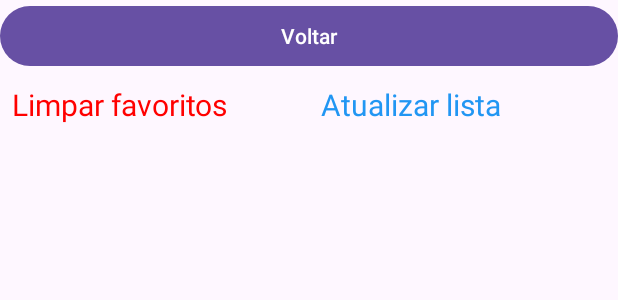
After one commit to gustavodias24/AppFit, an Android app: the layout activity_rotina.xml on its own in the app's theme, with its tools: preview values and no code run, on a phone screen of 412 x 824 dp. The commit adds this screen. Shown: the top 300 px of the screen. Run offline under Robolectric (Android 15) with nearby library versions, the phone set to English and light mode, and no system bars.

Commit message:
Criaçao de ActivityExercicio e ActivityRotina

```diff
--- a/app/src/main/java/benicio/soluces/appfit/MainActivity.java
+++ b/app/src/main/java/benicio/soluces/appfit/MainActivity.java
@@ -35,7 +35,7 @@ public class MainActivity extends AppCompatActivity {
                 if ( senha.trim().equals("1234")){
                     editor.putString("nome", nomeUsuario).apply();
                     Toast.makeText(this, "Login concedido!", Toast.LENGTH_SHORT).show();
-                    startActivity(new Intent(getApplicationContext(), HomeActivity.class));
+                    startActivity(new Intent(getApplicationContext(), ExerciciosActivity.class));
                 }else{
                     Toast.makeText(this, "Senha errada", Toast.LENGTH_SHORT).show();
                 }
--- /dev/null
+++ b/app/src/main/res/layout/activity_rotina.xml
@@ -0,0 +1,48 @@
+<?xml version="1.0" encoding="utf-8"?>
+<LinearLayout
+    android:orientation="vertical"
+    xmlns:android="http://schemas.android.com/apk/res/android"
+    xmlns:tools="http://schemas.android.com/tools"
+    android:layout_width="match_parent"
+    android:layout_height="match_parent"
+    tools:context=".RotinaActivity">
+
+    <Button
+        android:id="@+id/voltar"
+        android:layout_width="match_parent"
+        android:layout_height="wrap_content"
+        android:text="Voltar" />
+
+    <LinearLayout
+        android:layout_width="match_parent"
+        android:layout_height="wrap_content"
+        android:orientation="horizontal">
+
+        <TextView
+            android:id="@+id/limpar"
+            android:layout_width="match_parent"
+            android:layout_height="wrap_content"
+            android:layout_margin="8dp"
+            android:layout_weight="1"
+            android:text="Limpar favoritos"
+            android:textColor="#FF0000"
+            android:textSize="20sp" />
+
+        <TextView
+            android:id="@+id/atualizar"
+            android:layout_width="match_parent"
+            android:layout_height="wrap_content"
+            android:layout_margin="8dp"
+            android:layout_weight="1"
+            android:text="Atualizar lista"
+            android:textColor="#2196F3"
+            android:textSize="20sp" />
+    </LinearLayout>
+
+    <androidx.recyclerview.widget.RecyclerView
+        android:id="@+id/recyclerFavoritos"
+        android:layout_width="match_parent"
+        android:layout_height="match_parent"
+        android:layout_margin="8dp" />
+
+</LinearLayout>
--- a/app/src/main/res/layout/layout_exercicio.xml
+++ b/app/src/main/res/layout/layout_exercicio.xml
@@ -40,6 +40,8 @@
         android:id="@+id/favoritar"
         android:layout_width="match_parent"
         android:layout_height="wrap_content"
+        android:backgroundTint="#673AB7"
         android:text="favoritar"
-        android:textAllCaps="true" />
+        android:textAllCaps="true"
+        android:textColor="#FFFFFF" />
 </LinearLayout>
```
Also changed, not shown: app/src/main/AndroidManifest.xml (+7 -1 lines), app/src/main/java/benicio/soluces/appfit/ExerciciosActivity.java (added, +61 -0 lines), app/src/main/java/benicio/soluces/appfit/RotinaActivity.java (added, +77 -0 lines), app/src/main/res/layout/activity_exercicios.xml (added, +31 -0 lines).
